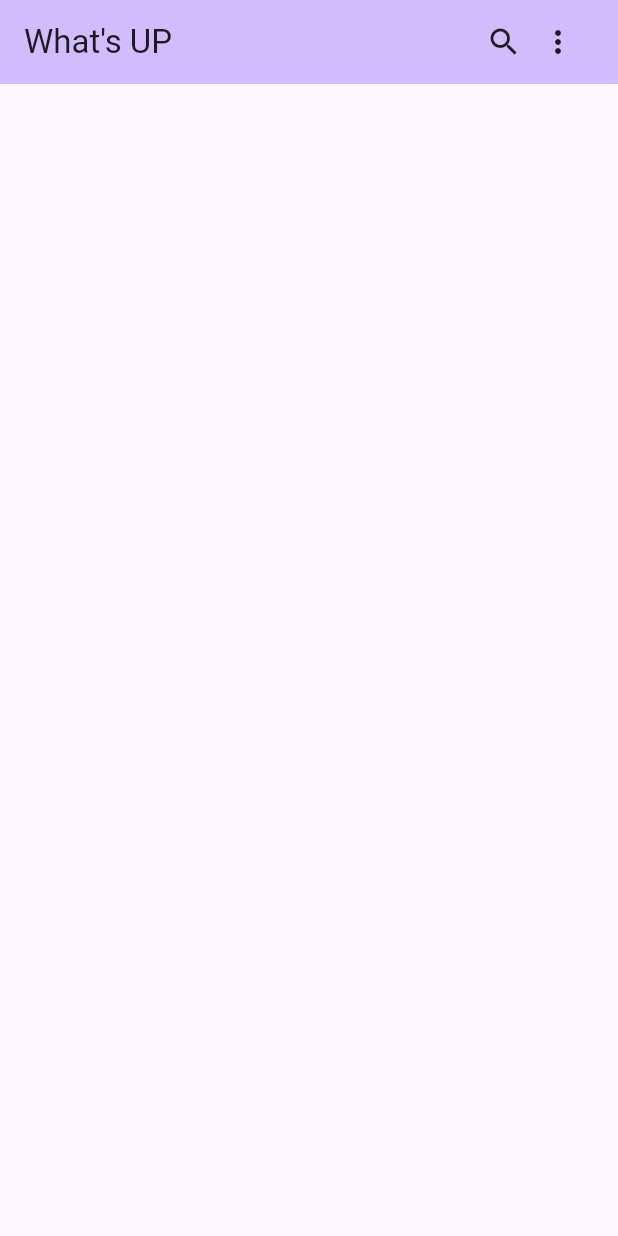
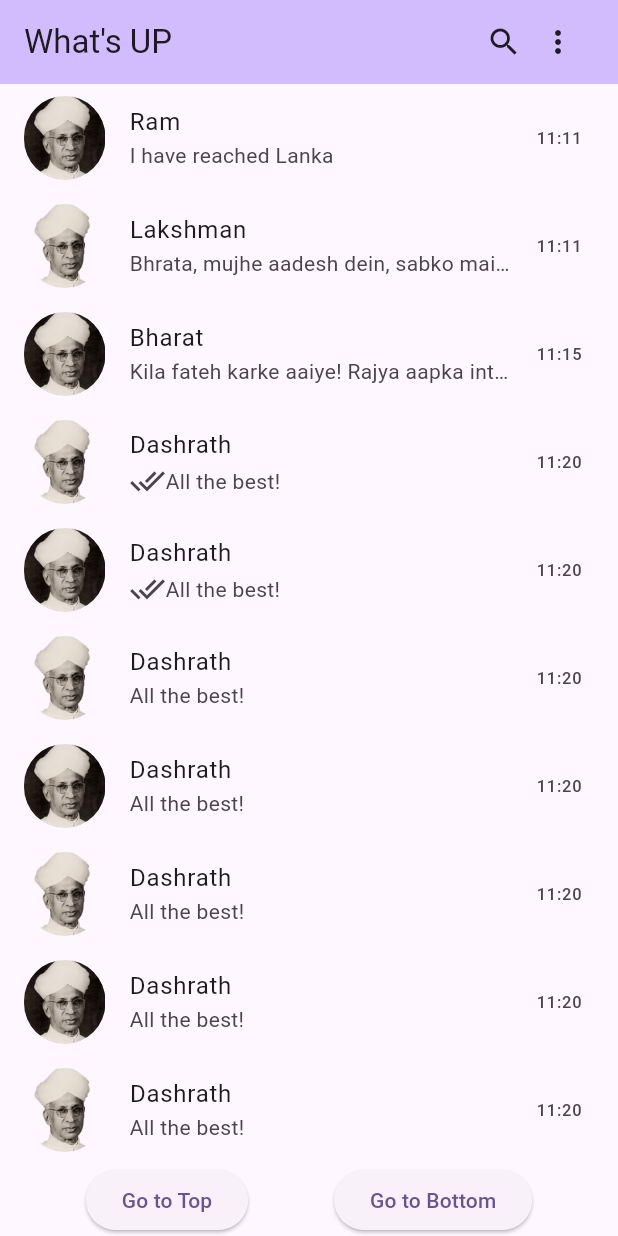
Before and after one commit to DevAngiras/bloc, a Flutter app: the screen it shows after launch, on a phone screen of 412 x 824 dp. Run offline on Flutter 3.47's test engine with Material 3 defaults, Android fonts, the phone set to English and light mode, and no system bars.

Commit message:
Update HomePage.dart

```diff
--- a/lib/screens/HomePage.dart
+++ b/lib/screens/HomePage.dart
@@ -4,7 +4,7 @@ import 'package:flutter/material.dart';
 import 'package:test_app/screens/ChatPage.dart';
 
 class HomePage extends StatefulWidget {
-  const HomePage({super.key});
+  const HomePage({Key? key});
 
   @override
   State<HomePage> createState() => _HomePageState();
@@ -42,25 +42,11 @@ class _HomePageState extends State<HomePage> {
       "sent": false
     },
     {
-      "name": "Shatrughna",
-      "Message": "ALl the best bhrata shree!",
-      "time": "11:12",
+      "name": "Dashrath",
+      "Message": "All the best!",
+      "time": "11:20",
       "readStatus": true,
-      "sent": false
-    },
-    {
-      "name": "Hanuman",
-      "Message": "Jai Shree Ram. On your command, my lord!",
-      "time": "11:11",
-      "readStatus": true,
-      "sent": false
-    },
-    {
-      "name": "Sita",
-      "Message": "I am waiting, Come soon!",
-      "time": "11:11",
-      "readStatus": true,
-      "sent": false
+      "sent": true
     },
     {
       "name": "Dashrath",
@@ -69,7 +55,77 @@ class _HomePageState extends State<HomePage> {
       "readStatus": true,
       "sent": true
     },
+    {
+      "name": "Dashrath",
+      "Message": "All the best!",
+      "time": "11:20",
+      "readStatus": false,
+      "sent": false
+    },
+    {
+      "name": "Dashrath",
+      "Message": "All the best!",
+      "time": "11:20",
+      "readStatus": false,
+      "sent": false
+    },
+    {
+      "name": "Dashrath",
+      "Message": "All the best!",
+      "time": "11:20",
+      "readStatus": false,
+      "sent": false
+    },
+    {
+      "name": "Dashrath",
+      "Message": "All the best!",
+      "time": "11:20",
+      "readStatus": false,
+      "sent": false
+    },
+    {
+      "name": "Dashrath",
+      "Message": "All the best!",
+      "time": "11:20",
+      "readStatus": false,
+      "sent": false
+    },
+    {
+      "name": "Dashrath",
+      "Message": "All the best!",
+      "time": "11:20",
+      "readStatus": false,
+      "sent": false
+    },
+    {
+      "name": "Dashrath",
+      "Message": "All the best!",
+      "time": "11:20",
+      "readStatus": false,
+      "sent": false
+    },
+    {
+      "name": "Dashrath",
+      "Message": "All the best!",
+      "time": "11:20",
+      "readStatus": false,
+      "sent": false
+    },
+    {
+      "name": "Dashrath",
+      "Message": "All the best!",
+      "time": "11:20",
+      "readStatus": false,
+      "sent": false
+    },
   ];
+  ScrollController _scrollController = ScrollController();
+
+  @override
+  void dispose() {
+    _scrollController.dispose();
+    super.dispose();
+  }
 
   @override
   Widget build(BuildContext context) {
@@ -84,7 +140,7 @@ class _HomePageState extends State<HomePage> {
                 children: [
                   Icon(Icons.search),
                   PopupMenuButton<String>(
-                    onSelected: (value) => print(value),
+                      onSelected: (value) => {print(value)},
                       itemBuilder: (BuildContext context) =>
                           <PopupMenuEntry<String>>[
                             PopupMenuItem(
@@ -105,7 +161,7 @@ class _HomePageState extends State<HomePage> {
                             ),
                             PopupMenuItem(
                               value: "Payment",
-                            child: const Text("Payment"),
+                              child: Text("Payment"),
                             ),
                             PopupMenuItem(
                               value: "Settings",
@@ -117,9 +173,11 @@ class _HomePageState extends State<HomePage> {
             ],
           ),
         ),
-    );
-    body:
-    ListView.builder(
+        body: Column(
+          children: [
+            Expanded(
+              child: ListView.builder(
+                  controller: _scrollController,
                   itemCount: chats.length,
                   itemBuilder: (context, index) {
                     return ListTile(
@@ -130,13 +188,15 @@ class _HomePageState extends State<HomePage> {
                                 const Icon(Icons.done_all),
                                 Text(
                                   chats[index]["Message"],
-                        style: const TextStyle(overflow: TextOverflow.ellipsis),
+                                  style: const TextStyle(
+                                      overflow: TextOverflow.ellipsis),
                                 ),
                               ],
                             )
                           : Text(
                               chats[index]["Message"],
-                    style: const TextStyle(overflow: TextOverflow.ellipsis),
+                              style: const TextStyle(
+                                  overflow: TextOverflow.ellipsis),
                             ),
                       leading: ClipRRect(
                         borderRadius: BorderRadius.circular(40),
@@ -145,14 +205,44 @@ class _HomePageState extends State<HomePage> {
                             : Image.asset("assets/srk1.png"),
                       ),
                       trailing: Text(chats[index]["time"]),
-            onTap: () =>
-                Navigator.push(context, MaterialPageRoute(builder: (context) {
+                      onTap: () => Navigator.push(context,
+                          MaterialPageRoute(builder: (context) {
                         return ChatPage(
                           name: chats[index]["name"],
-                image: index % 2 == 0 ? "assets/srk.png" : "assets/srk1.png",
+                          image: index % 2 == 0
+                              ? "assets/srk.png"
+                              : "assets/srk1.png",
                         );
                       })),
                     );
-        });
+                  }),
+            ),
+            Row(
+              mainAxisAlignment: MainAxisAlignment.spaceEvenly,
+              children: [
+                ElevatedButton(
+                  onPressed: () {
+                    _scrollController.animateTo(
+                      0,
+                      duration: const Duration(milliseconds: 500),
+                      curve: Curves.easeInOut,
+                    );
+                  },
+                  child: Text("Go to Top"),
+                ),
+                ElevatedButton(
+                  onPressed: () {
+                    _scrollController.animateTo(
+                      _scrollController.position.maxScrollExtent,
+                      duration: const Duration(milliseconds: 500),
+                      curve: Curves.easeInOut,
+                    );
+                  },
+                  child: Text("Go to Bottom"),
+                ),
+              ],
+            ),
+          ],
+        ));
   }
 }
```
Lines whose indentation alone changed are shown as unchanged.
